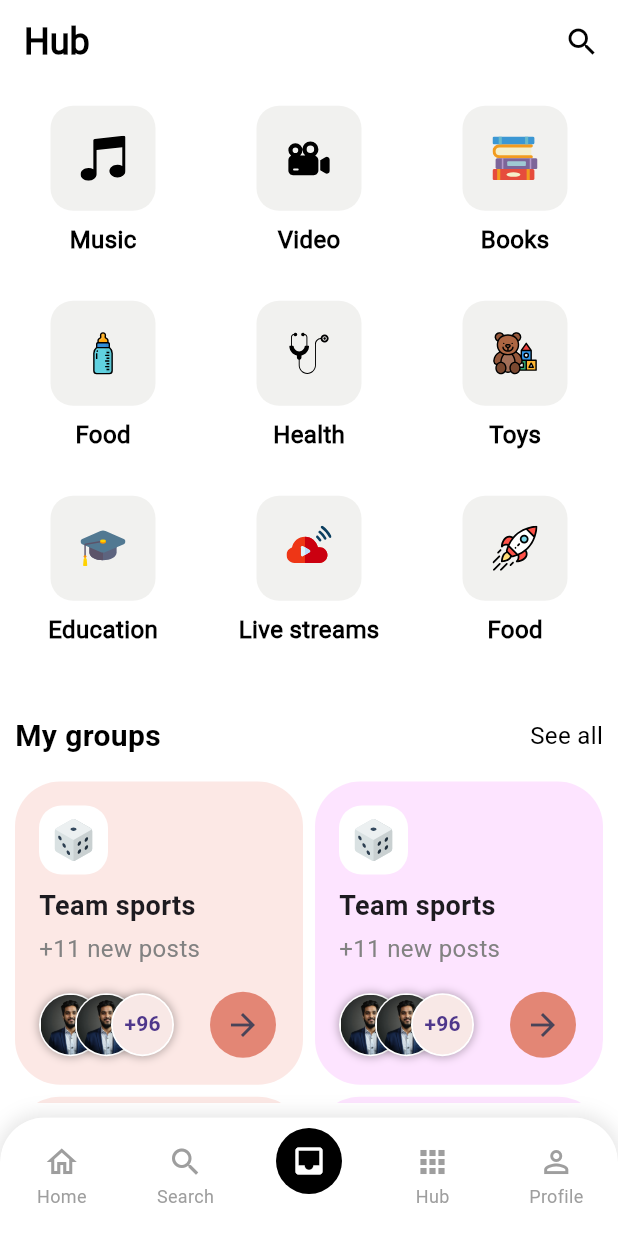
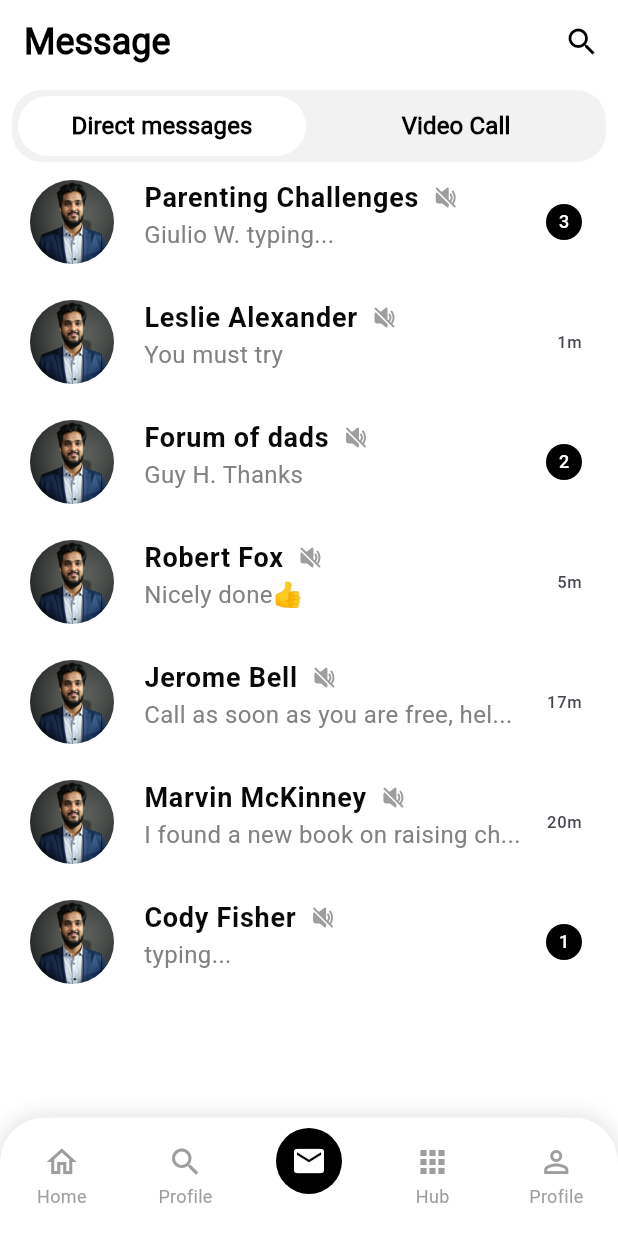
Before and after one commit to zsifat/animated_project, a Flutter app: the MainScreen screen opened directly, item 3 of the bottom bar chosen, after a tap on the "search" icon, on a phone screen of 412 x 824 dp. Run offline on Flutter 3.47's test engine with Material 3 defaults, Android fonts, the phone set to English and light mode, and no system bars; our stand-ins replace flutter_svg.

Commit message:
Updated chat screen and UI improvements

```diff
--- a/lib/config/all_colors.dart
+++ b/lib/config/all_colors.dart
@@ -11,5 +11,8 @@ class AllColors{
   static Color white = const Color(0xFFFFFFFF);
   static Color searchBackGrey = const Color(0xFFF2F2F2);
   static Color tabTextGrey = const Color(0xFF717171);
+  static Color softPink = const Color(0xFFFDE4FF);
+  static Color lightPeach = const Color(0xFFFCE8E5);
+  static Color dustyCoral = const Color(0xFFE38675);
 
 }
--- a/lib/config/all_images.dart
+++ b/lib/config/all_images.dart
@@ -4,6 +4,8 @@ class AllImages{
 
   static String userImage = 'assets/images/user_image.jpg';
   static String postImage = 'assets/images/post_image.jpg';
+
+  static String userProfileImage = 'assets/images/profile_image.jpg';
 
 
   // icons
@@ -24,4 +26,5 @@ class AllImages{
   static String addIcon = 'assets/icons/add_icon.svg';
   static String searchIcon = 'assets/icons/search_icon.svg';
   static String closeIcon = 'assets/icons/close_icon.svg';
+  static String muteIcon = 'assets/icons/mute.svg';
 }
--- a/lib/config/all_text_styles.dart
+++ b/lib/config/all_text_styles.dart
@@ -1,12 +1,8 @@
 import 'package:flutter/material.dart';
-
 import 'all_colors.dart';
 
-import 'package:dribble_parentpal/config/all_colors.dart';
-import 'package:flutter/material.dart';
-
 class AllTextStyles{
-  static TextStyle splashTextStyle =TextStyle(
+  static TextStyle splashTextStyle =const TextStyle(
     fontSize: 66,
     fontWeight: FontWeight.w900,
     fontFamily: 'Roboto-Bold',
@@ -24,8 +20,22 @@ class AllTextStyles{
       fontFamily:  'Roboto-Bold'
     );
 
+  static TextStyle userNameChat = TextStyle(
+      fontSize: 18,
+      color: AllColors.mainBlack,
+      fontFamily:  'Roboto-Bold'
+  );
+
   static TextStyle regularTextStyle = TextStyle(
     fontSize: 16,
+    color: Colors.black,
+    fontWeight: FontWeight.w400,
+    fontFamily: 'Roboto-Regular',
+  );
+
+  static TextStyle appBarTextStyle = TextStyle(
+    fontSize: 24,
+    fontWeight: FontWeight.w700,
     color: Colors.black,
     fontFamily: 'Roboto-Regular',
   );
--- a/lib/config/all_texts.dart
+++ b/lib/config/all_texts.dart
@@ -23,6 +23,15 @@ class AllTexts{
   static String appName = 'ParentPal';
   static String motto = 'Connect, Share, Care!';
 
+  static String search = "Search";
+  static String profile = 'Profile';
+  static String home = 'Home';
+  static String message ='Message';
+
+  static String hub = "Hub";
+  static String myGroups = "My groups";
+  static String seeAll = "See all";
+
   static String top = 'Top';
   static String accounts = 'Accounts';
   static String hashtags = 'Hashtags';
@@ -35,6 +44,9 @@ class AllTexts{
 
   static String time = '14 min';
   static String ago = 'ago';
+
+  static String directMessage = 'Direct messages';
+  static String videoCall = 'Video Call';
 
   static int count = 24;
 
@@ -66,4 +78,16 @@ class AllTexts{
         likes: AllTexts.count,
         comments: AllTexts.count),
   ];
+
+  static List<Map<String, dynamic>> hubCategories = [
+    {"icon": AllImages.musicIcon, "label": "Music"},
+    {"icon": AllImages.videoIcon, "label": "Video"},
+    {"icon": AllImages.booksIcon, "label": "Books"},
+    {"icon": AllImages.foodIcon, "label": "Food"},
+    {"icon": AllImages.healthIcon, "label": "Health"},
+    {"icon": AllImages.toysIcon, "label": "Toys"},
+    {"icon": AllImages.educationIcon, "label": "Education"},
+    {"icon": AllImages.liveStreamIcon, "label": "Live streams"},
+    {"icon": AllImages.rocketIcon, "label": "Food"},
+  ];
 }
--- a/lib/main.dart
+++ b/lib/main.dart
@@ -1,6 +1,3 @@
-import 'package:dribble_parentpal/ui/screens/main-screen/main_screen.dart';
-import 'package:dribble_parentpal/ui/screens/home_screens/home_screens.dart';
-import 'package:dribble_parentpal/ui/screens/search_screen/search_screen.dart';
 import 'package:dribble_parentpal/ui/screens/splash_screen/splash_screen.dart';
 import 'package:flutter/material.dart';
 import 'package:dribble_parentpal/config/all_colors.dart';
@@ -26,7 +23,7 @@ class MyApp extends StatelessWidget {
           scrolledUnderElevation: 0.0
         )
       ),
-      home: SplashScreen(),
+      home: const SplashScreen(),
     );
   }
 }
--- /dev/null
+++ b/lib/ui/screens/chat_screen/chat_screen.dart
@@ -0,0 +1,97 @@
+import 'package:dribble_parentpal/config/all_colors.dart';
+import 'package:dribble_parentpal/config/all_text_styles.dart';
+import 'package:dribble_parentpal/config/all_texts.dart';
+import 'package:dribble_parentpal/ui/screens/chat_screen/widgets/chat_screen_appbar.dart';
+import 'package:dribble_parentpal/ui/screens/chat_screen/widgets/chat_title.dart';
+import 'package:flutter/material.dart';
+
+class ChatScreen extends StatefulWidget {
+  const ChatScreen({super.key});
+
+  @override
+  State<ChatScreen> createState() => _ChatScreenState();
+}
+
+class _ChatScreenState extends State<ChatScreen> {
+  int selectedIndex = 0;
+
+  @override
+  Widget build(BuildContext context) {
+    return Scaffold(
+      backgroundColor: Colors.white,
+      appBar: const PreferredSize(
+        preferredSize: Size.fromHeight(60),
+        child: ChatScreenAppbar(),
+      ),
+      body: Column(
+        children: [
+          Padding(
+            padding: const EdgeInsets.symmetric(horizontal: 8.0),
+            child: Container(
+              decoration: BoxDecoration(
+                color: AllColors.searchBackGrey,
+                borderRadius: BorderRadius.circular(20),
+              ),
+              child: Row(
+                children: [
+                  const SizedBox(width: 4,),
+                  Expanded(
+                    child: TextButton(
+                      onPressed: () {
+                        setState(() {
+                          selectedIndex=0;
+                        });
+                      },
+                      style: TextButton.styleFrom(
+                          splashFactory: NoSplash.splashFactory,
+                          padding: EdgeInsets.zero,
+                          backgroundColor: selectedIndex == 0 ? Colors.white : Colors.transparent
+                      ),
+                      child: Text(
+                        AllTexts.directMessage,
+                        style: AllTextStyles.regularTextStyle.copyWith(fontWeight: FontWeight.w700),
+                      ),
+                    ),
+                  ),
+                  const SizedBox(width: 4,),
+                  Expanded(
+                    child: TextButton(
+                      onPressed: () {
+                        setState(() {
+                          selectedIndex=1;
+                        });
+                      },
+                      style: TextButton.styleFrom(
+                          splashFactory: NoSplash.splashFactory,
+                          padding: EdgeInsets.zero,
+                          backgroundColor: selectedIndex == 1 ? Colors.white : Colors.transparent
+                      ),
+                      child: Text(
+                        AllTexts.videoCall,
+                        style: AllTextStyles.regularTextStyle.copyWith(fontWeight: FontWeight.w700),
+                      ),
+                    ),
+                  ),
+                  const SizedBox(width: 4,),
+                ],
+              ),
+            ),
+          ),
+          Expanded(
+            child: ListView(
+              children: const [
+                ChatTile('Parenting Challenges', 'Giulio W. typing...', '3', true),
+                ChatTile('Leslie Alexander', 'You must try', '1m', false),
+                ChatTile('Forum of dads', 'Guy H. Thanks', '2', true),
+                ChatTile('Robert Fox', 'Nicely done👍', '5m', false),
+                ChatTile('Jerome Bell', 'Call as soon as you are free, hel...', '17m', false),
+                ChatTile('Marvin McKinney', 'I found a new book on raising ch...', '20m', false),
+                ChatTile('Cody Fisher', 'typing...', '1', true),
+              ],
+            ),
+          ),
+        ],
+      ),
+    );
+  }
+}
--- /dev/null
+++ b/lib/ui/screens/chat_screen/widgets/chat_screen_appbar.dart
@@ -0,0 +1,28 @@
+import 'package:dribble_parentpal/config/all_texts.dart';
+import 'package:flutter/material.dart';
+
+import '../../../../config/all_text_styles.dart';
+
+class ChatScreenAppbar extends StatelessWidget {
+  const ChatScreenAppbar({super.key});
+
+  @override
+  Widget build(BuildContext context) {
+    return AppBar(
+      scrolledUnderElevation: 0,
+      backgroundColor: Colors.white,
+      elevation: 0,
+      automaticallyImplyLeading: false, // Removes back button
+      title: Text(
+        AllTexts.message,
+        style: AllTextStyles.appBarTextStyle,
+      ),
+      actions: [
+        IconButton(
+          icon: const Icon(Icons.search, color: Colors.black),
+          onPressed: () {},
+        ),
+      ],
+    );
+  }
+}
--- /dev/null
+++ b/lib/ui/screens/chat_screen/widgets/chat_title.dart
@@ -0,0 +1,57 @@
+import 'package:flutter/material.dart';
+import 'package:flutter_svg/svg.dart';
+import '../../../../config/all_colors.dart';
+import '../../../../config/all_images.dart';
+import '../../../../config/all_text_styles.dart';
+
+class ChatTile extends StatelessWidget {
+  final String name;
+  final String message;
+  final String time;
+  final bool hasNotification;
+
+  const ChatTile(this.name, this.message, this.time, this.hasNotification, {super.key});
+
+  @override
+  Widget build(BuildContext context) {
+    return ListTile(
+      minTileHeight: 80,
+      leading: CircleAvatar(
+        radius: 32,
+        backgroundColor: AllColors.searchBackGrey,
+        backgroundImage: AssetImage(AllImages.userProfileImage),
+      ),
+      title: Row(
+        children: [
+          Text(
+            name,
+            style: AllTextStyles.userNameChat,
+          ),
+          const SizedBox(
+            width: 10,
+          ),
+          SvgPicture.asset(
+            AllImages.muteIcon,
+            colorFilter: const ColorFilter.mode(Colors.grey, BlendMode.srcIn),
+            width: 16,
+            height: 16,
+          )
+        ],
+      ),
+      subtitle: Text(
+        message,
+        style: AllTextStyles.searchBarHintStyle,
+      ),
+      trailing: hasNotification
+          ? CircleAvatar(
+              radius: 12,
+              backgroundColor: Colors.black,
+              child: Text(
+                time,
+                style: const TextStyle(color: Colors.white, fontSize: 12),
+              ),
+            )
+          : Text(time),
+    );
+  }
+}
--- a/lib/ui/screens/hub_screens/hub_screen.dart
+++ b/lib/ui/screens/hub_screens/hub_screen.dart
@@ -1,7 +1,7 @@
-import 'package:dribble_parentpal/ui/screens/hub_screens/widgets/grid_items.dart';
-import 'package:dribble_parentpal/ui/screens/hub_screens/widgets/my_groups.dart';
+import 'package:dribble_parentpal/ui/screens/hub_screens/widgets/category_grid_items.dart';
+import 'package:dribble_parentpal/ui/screens/hub_screens/widgets/hub_screen_appbar.dart';
+import 'package:dribble_parentpal/ui/screens/hub_screens/widgets/my_groups_section.dart';
 import 'package:flutter/material.dart';
-import 'package:dribble_parentpal/config/all_text_styles.dart';
 
 
 class HubScreen extends StatelessWidget {
@@ -9,32 +9,22 @@ class HubScreen extends StatelessWidget {
 
   @override
   Widget build(BuildContext context) {
+    final size = MediaQuery.of(context).size;
     return Scaffold(
       backgroundColor: Colors.white, // Light background color
-      appBar: AppBar(
-        scrolledUnderElevation: 0,
-        backgroundColor: Colors.white,
-        elevation: 0,
-        automaticallyImplyLeading: false, // Removes back button
-        title: Text(
-          "Hub",
-          style: AllTextStyles.regularTextStyle.copyWith(fontSize: 24,fontWeight: FontWeight.w700),
-        ),
-        actions: [
-          IconButton(
-            icon: const Icon(Icons.search, color: Colors.black),
-            onPressed: () {},
-          ),
-        ],
+      appBar: const PreferredSize(
+        preferredSize: Size.fromHeight(60),
+        child: HubScreenAppbar(),
       ),
-      body: Padding(
+      body: Container(
         padding: const EdgeInsets.all(10.0),
+        width: size.width,
         child: SingleChildScrollView(
           child: Column(
             crossAxisAlignment: CrossAxisAlignment.start,
             children: [
               buildCategoryGrid(),
-              const SizedBox(height: 40),
+              const SizedBox(height: 24),
               buildMyGroupsSection(),
             ],
           ),
--- a/lib/ui/screens/hub_screens/widgets/grid_items.dart
+++ b/lib/ui/screens/hub_screens/widgets/category_grid_items.dart
@@ -1,4 +1,5 @@
 import 'package:dribble_parentpal/config/all_text_styles.dart';
+import 'package:dribble_parentpal/config/all_texts.dart';
 import 'package:flutter/material.dart';
 import 'package:flutter_svg/flutter_svg.dart';
 
@@ -6,17 +7,7 @@ import '../../../../config/all_colors.dart';
 import '../../../../config/all_images.dart';
 
 Widget buildCategoryGrid() {
-  final List<Map<String, dynamic>> categories = [
-    {"icon": AllImages.musicIcon, "label": "Music"},
-    {"icon": AllImages.videoIcon, "label": "Video"},
-    {"icon": AllImages.booksIcon, "label": "Books"},
-    {"icon": AllImages.foodIcon, "label": "Food"},
-    {"icon": AllImages.healthIcon, "label": "Health"},
-    {"icon": AllImages.toysIcon, "label": "Toys"},
-    {"icon": AllImages.educationIcon, "label": "Education"},
-    {"icon": AllImages.liveStreamIcon, "label": "Live streams"},
-    {"icon": AllImages.rocketIcon, "label": "Food"},
-  ];
+  final hubCategories = AllTexts.hubCategories;
 
   return GridView.builder(
     shrinkWrap: true,
@@ -27,7 +18,7 @@ Widget buildCategoryGrid() {
         crossAxisSpacing: 20,
         mainAxisExtent: 110
     ),
-    itemCount: categories.length,
+    itemCount: hubCategories.length,
     itemBuilder: (context, index) {
       return Column(
         mainAxisAlignment: MainAxisAlignment.center,
@@ -38,10 +29,10 @@ Widget buildCategoryGrid() {
                 borderRadius: BorderRadius.circular(15),
                 color: AllColors.OffWhite
             ),
-            child: SvgPicture.asset(categories[index]['icon'],width: 30,height: 30,),
+            child: SvgPicture.asset(hubCategories[index]['icon'],width: 30,height: 30,),
           ),
           const SizedBox(height: 8),
-          Text(categories[index]['label'], style: AllTextStyles.regularTextStyle.copyWith(fontWeight: FontWeight.bold)),
+          Text(hubCategories[index]['label'], style: AllTextStyles.regularTextStyle.copyWith(fontWeight: FontWeight.bold)),
         ],
       );
     },
--- /dev/null
+++ b/lib/ui/screens/hub_screens/widgets/hub_screen_appbar.dart
@@ -0,0 +1,28 @@
+import 'package:dribble_parentpal/config/all_texts.dart';
+import 'package:flutter/material.dart';
+
+import '../../../../config/all_text_styles.dart';
+
+class HubScreenAppbar extends StatelessWidget {
+  const HubScreenAppbar({super.key});
+
+  @override
+  Widget build(BuildContext context) {
+    return AppBar(
+      scrolledUnderElevation: 0,
+      backgroundColor: Colors.white,
+      elevation: 0,
+      automaticallyImplyLeading: false, // Removes back button
+      title: Text(
+        AllTexts.hub,
+        style: AllTextStyles.appBarTextStyle,
+      ),
+      actions: [
+        IconButton(
+          icon: const Icon(Icons.search, color: Colors.black),
+          onPressed: () {},
+        ),
+      ],
+    );
+  }
+}
--- a/lib/ui/screens/hub_screens/widgets/my_groups.dart
+++ b/lib/ui/screens/hub_screens/widgets/my_groups_section.dart
@@ -1,3 +1,4 @@
+import 'package:dribble_parentpal/config/all_texts.dart';
 import 'package:flutter/material.dart';
 import 'package:flutter_svg/svg.dart';
 
@@ -12,8 +13,8 @@ Widget buildMyGroupsSection() {
       Row(
         mainAxisAlignment: MainAxisAlignment.spaceBetween,
         children: [
-          Text("My groups", style: AllTextStyles.sectionHeadingTextStyle),
-          Text("See all", style: AllTextStyles.regularTextStyle),
+          Text(AllTexts.myGroups, style: AllTextStyles.sectionHeadingTextStyle),
+          Text(AllTexts.seeAll, style: AllTextStyles.regularTextStyle),
         ],
       ),
       const SizedBox(height: 16),
@@ -31,7 +32,7 @@ Widget buildMyGroupsSection() {
           return buildGroupCard(
             "Team sports",
             "+11 new posts",
-            index%2==0 ? Color(0xFFFCE8E5) : Color(0xFFFDE4FF),
+            index%2==0 ? AllColors.lightPeach : AllColors.softPink,
           );
         },
       ),
@@ -50,8 +51,8 @@ Widget buildGroupCard(String title, String subtitle, Color color) {
       crossAxisAlignment: CrossAxisAlignment.start,
       children: [
         Container(
-          padding: EdgeInsets.all(8),
-          decoration: BoxDecoration(
+          padding: const EdgeInsets.all(8),
+          decoration: const BoxDecoration(
               borderRadius: BorderRadius.all(Radius.elliptical(15, 15)),
               color: Colors.white
           ),
@@ -71,12 +72,12 @@ Widget buildGroupCard(String title, String subtitle, Color color) {
             Expanded(child: buildProfileStack()),
             IconButton.filledTonal(
                 style: IconButton.styleFrom(
-                    backgroundColor: Color(0xFFE38675),
-                    fixedSize: Size(44, 44)
+                    backgroundColor: AllColors.dustyCoral,
+                    fixedSize: const Size(44, 44)
                 ),
                 onPressed: () {
 
-                }, icon: Icon(Icons.arrow_forward))
+                }, icon: const Icon(Icons.arrow_forward))
           ],
         )
       ],
@@ -87,7 +88,7 @@ Widget buildProfileStack() {
   return Stack(
     children: [
       Container(
-        decoration: BoxDecoration(
+        decoration: const BoxDecoration(
           color: Colors.white,
           shape: BoxShape.circle,
           boxShadow: [
@@ -98,10 +99,10 @@ Widget buildProfileStack() {
             ),
           ],
         ),
-        padding: EdgeInsets.all(1),
+        padding: const EdgeInsets.all(1),
         child: ClipOval(
           child: Image.asset(
-            'assets/images/profile_image.jpg',
+            AllImages.userProfileImage,
             fit: BoxFit.cover,
             width: 40,
             height: 40,
@@ -111,7 +112,7 @@ Widget buildProfileStack() {
       Positioned(
         left: 24,
         child: Container(
-          decoration: BoxDecoration(
+          decoration: const BoxDecoration(
             color: Colors.white,
             shape: BoxShape.circle,
             boxShadow: [
@@ -122,10 +123,10 @@ Widget buildProfileStack() {
               ),
             ],
           ),
-          padding: EdgeInsets.all(1),
+          padding: const EdgeInsets.all(1),
           child: ClipOval(
             child: Image.asset(
-              'assets/images/profile_image.jpg',
+              AllImages.userProfileImage,
               fit: BoxFit.cover,
               width: 40,
               height: 40,
@@ -136,7 +137,7 @@ Widget buildProfileStack() {
       Positioned(
         left: 48,
         child: Container(
-          decoration: BoxDecoration(
+          decoration: const BoxDecoration(
             color: Colors.white,
             shape: BoxShape.circle,
             boxShadow: [
@@ -147,11 +148,11 @@ Widget buildProfileStack() {
               ),
             ],
           ),
-          padding: EdgeInsets.all(1),
+          padding: const EdgeInsets.all(1),
           child: ClipOval(
               child: CircleAvatar(
                 backgroundColor: AllColors.softCoral,
-                child: Text('+96',style: TextStyle(fontSize: 14,fontWeight: FontWeight.w600),),
+                child: Text('+96',style: AllTextStyles.regularTextStyle,),
               )
           ),
         ),
--- a/lib/ui/screens/main-screen/main_screen.dart
+++ b/lib/ui/screens/main-screen/main_screen.dart
@@ -1,7 +1,8 @@
+import 'package:dribble_parentpal/ui/screens/chat_screen/chat_screen.dart';
 import 'package:dribble_parentpal/ui/screens/home_screens/home_screens.dart';
+import 'package:dribble_parentpal/ui/screens/main-screen/widgets/bottom_nav_bar.dart';
 import 'package:dribble_parentpal/ui/screens/search_screen/search_screen.dart';
 import 'package:flutter/material.dart';
-
 import '../hub_screens/hub_screen.dart';
 
 class MainScreen extends StatefulWidget {
@@ -23,7 +24,7 @@ class _MainScreenState extends State<MainScreen> {
   final List<Widget> _screens = [
     const HomeScreens(),
     const SearchScreen(),
-    const HubScreen(),
+    const ChatScreen(),
     const HubScreen(),
     const HubScreen(),
   ];
@@ -34,67 +35,7 @@ class _MainScreenState extends State<MainScreen> {
     return Scaffold(
       backgroundColor: Colors.white,
       body: _screens[_selectedIndex],
-      bottomNavigationBar: Container(
-        decoration: BoxDecoration(
-          color: Colors.white,
-          borderRadius: const BorderRadius.only(
-            topLeft: Radius.circular(30),
-            topRight: Radius.circular(30),
-          ),
-          boxShadow: [
-            BoxShadow(
-              color: Colors.black.withOpacity(0.1),
-              blurRadius: 10,
-              spreadRadius: 2,
-            ),
-          ],
-        ),
-        child: ClipRRect(
-          borderRadius: const BorderRadius.only(
-            topLeft: Radius.circular(30),
-            topRight: Radius.circular(30),
-          ),
-          child: BottomNavigationBar(
-            type: BottomNavigationBarType.fixed,
-            backgroundColor: Colors.white,
-            currentIndex: _selectedIndex,
-            selectedItemColor: Colors.black,
-            unselectedItemColor: Colors.grey,
-            showSelectedLabels: true,
-            showUnselectedLabels: true,
-            onTap: _onItemTapped,
-            items: [
-              BottomNavigationBarItem(
-                icon: Icon(Icons.home_outlined),
-                label: "Home",
-              ),
-              BottomNavigationBarItem(
-                icon: Icon(Icons.search),
-                label: "Search",
-              ),
-              BottomNavigationBarItem(
-                icon: Container(
-                  padding: EdgeInsets.all(10),
-                  decoration: BoxDecoration(
-                    color: Colors.black,
-                    shape: BoxShape.circle,
-                  ),
-                  child: Icon(Icons.inbox, color: Colors.white),
-                ),
-                label: "",
-              ),
-              BottomNavigationBarItem(
-                icon: Icon(Icons.apps),
-                label: "Hub",
-              ),
-              BottomNavigationBarItem(
-                icon: Icon(Icons.person_outline),
-                label: "Profile",
-              ),
-            ],
-          ),
-        ),
-      ),
+      bottomNavigationBar: BottomNavBar(onTap: _onItemTapped, selectedIndex: _selectedIndex),
     );
   }
 }
--- /dev/null
+++ b/lib/ui/screens/main-screen/widgets/bottom_nav_bar.dart
@@ -0,0 +1,81 @@
+import 'package:flutter/material.dart';
+
+import '../../../../config/all_texts.dart';
+
+class BottomNavBar extends StatefulWidget {
+  final Function(int) onTap;
+  final int selectedIndex;
+  const BottomNavBar({super.key,required this.onTap,required this.selectedIndex});
+
+  @override
+  State<BottomNavBar> createState() => _BottomNavBarState();
+}
+
+class _BottomNavBarState extends State<BottomNavBar> {
+  @override
+  Widget build(BuildContext context) {
+    return Container(
+      decoration: BoxDecoration(
+        color: Colors.white,
+        borderRadius: const BorderRadius.only(
+          topLeft: Radius.circular(30),
+          topRight: Radius.circular(30),
+        ),
+        boxShadow: [
+          BoxShadow(
+            color: Colors.black.withOpacity(0.1),
+            blurRadius: 10,
+            spreadRadius: 2,
+          ),
+        ],
+      ),
+      child: ClipRRect(
+        borderRadius: const BorderRadius.only(
+          topLeft: Radius.circular(30),
+          topRight: Radius.circular(30),
+        ),
+        child: BottomNavigationBar(
+          type: BottomNavigationBarType.fixed,
+          backgroundColor: Colors.white,
+          currentIndex: widget.selectedIndex,
+          selectedItemColor: Colors.black,
+          unselectedItemColor: Colors.grey,
+          showSelectedLabels: true,
+          showUnselectedLabels: true,
+          onTap: (value) {
+            widget.onTap(value);
+          },
+          items: [
+            BottomNavigationBarItem(
+              icon: const Icon(Icons.home_outlined),
+              label: AllTexts.home,
+            ),
+            BottomNavigationBarItem(
+              icon: const Icon(Icons.search),
+              label: AllTexts.profile,
+            ),
+            BottomNavigationBarItem(
+              icon: Container(
+                padding: const EdgeInsets.all(10),
+                decoration: const BoxDecoration(
+                  color: Colors.black,
+                  shape: BoxShape.circle,
+                ),
+                child: const Icon(Icons.mail, color: Colors.white),
+              ),
+              label: "",
+            ),
+            BottomNavigationBarItem(
+              icon: const Icon(Icons.apps),
+              label: AllTexts.hub,
+            ),
+            BottomNavigationBarItem(
+              icon: const Icon(Icons.person_outline),
+              label: AllTexts.profile,
+            ),
+          ],
+        ),
+      ),
+    );
+  }
+}
```
Also changed, not shown: assets/icons/mute.svg (added).
